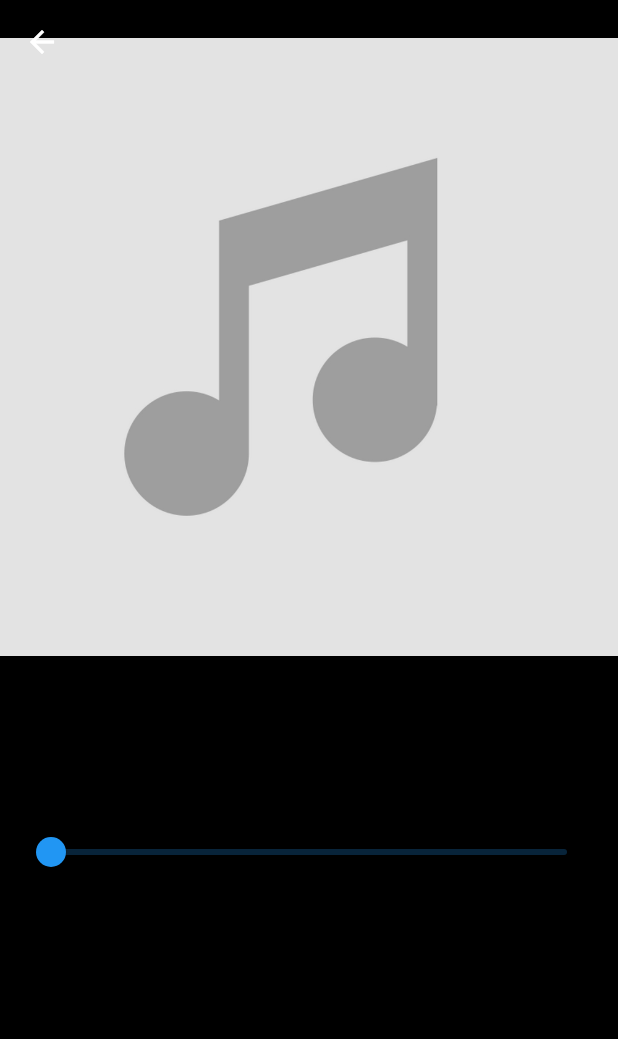
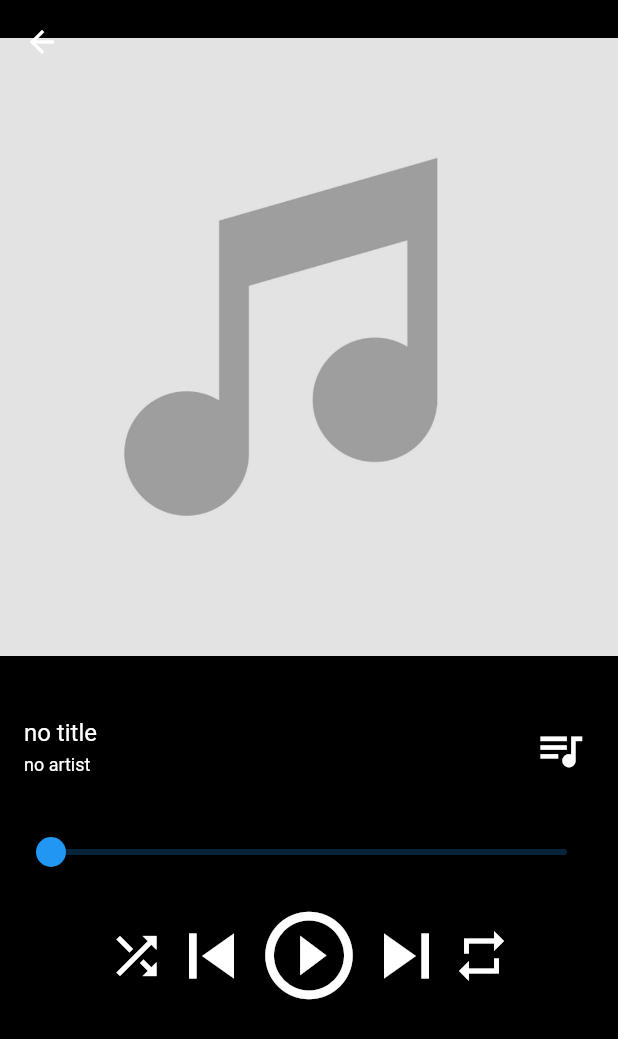
Before and after one commit to labtecs/FlyMusic, a Flutter app: the screen it shows after launch, in the side drawer, after a tap on "Aktuelle Wiedergabe", on a phone screen of 412 x 824 dp. Shown: the top 1039 px of the screen. Run offline on Flutter 3.47's test engine with Material 2 defaults, Android fonts, the phone set to English and light mode, and no system bars; our stand-ins replace audioplayers, floor, fluttertoast, permission_handler, sqflite; missing offline and left inert: crclib, dart_tags, folder_picker; accounts and stored records are empty; generated files the repository leaves out were written again.

Commit message:
Theme.dart

```diff
--- a/lib/screens/player/player_screen.dart
+++ b/lib/screens/player/player_screen.dart
@@ -38,19 +38,19 @@ class _PlayerScreenState extends State<PlayerScreen> {
           ListTile(
             title: Text(MusicQueue.instance.currentSong?.title ?? "no title",
               style: TextStyle(
-              //color: Colors.white,
+              color: Colors.white,
               fontSize: 16,
             ),),
             subtitle: Text(MusicQueue.instance.currentSong?.artist ?? "no artist",
               style: TextStyle(
               fontSize: 12,
-              //color: Colors.white,
+              color: Colors.white,
             ),),
             trailing: IconButton(
               icon: new Icon(
                 Icons.queue_music,
                 size: 35,
-                //color: Colors.white,
+                color: Colors.white,
             ),
               onPressed: () {
                 Navigator.push(context,
@@ -76,7 +76,7 @@ class _PlayerScreenState extends State<PlayerScreen> {
             children: <Widget>[
               InkWell(
                 child: Container(
-                  child: Icon(Icons.shuffle, size: 40,/*color: Colors.white*/),
+                  child: Icon(Icons.shuffle, size: 40,color: Colors.white),
                 ),
                 onTap: (){
                   shuffle();
@@ -87,7 +87,7 @@ class _PlayerScreenState extends State<PlayerScreen> {
                 child: Container(
                     child: Icon(Icons.skip_previous,
                         size: 60,
-                        //color: Colors.white
+                        color: Colors.white
                     ),
                 ),
               ),
@@ -96,7 +96,7 @@ class _PlayerScreenState extends State<PlayerScreen> {
                   play();
                 },
                 child: Icon(getPlayIcon(), size: 70,
-                    //color: Colors.white
+                    color: Colors.white
                 ),
               ),
               InkWell(
@@ -104,7 +104,7 @@ class _PlayerScreenState extends State<PlayerScreen> {
                   next();
                 },
                 child: Icon(Icons.skip_next, size: 60,
-                    //color: Colors.white
+                    color: Colors.white
                 ),
               ),
 
@@ -113,7 +113,7 @@ class _PlayerScreenState extends State<PlayerScreen> {
                   repeat();
                 },
                 child: Icon(Icons.repeat, size: 40,
-                    //color: Colors.white
+                    color: Colors.white
                 ),
               )
             ],
--- a/lib/util/themes.dart
+++ b/lib/util/themes.dart
@@ -1,18 +1,22 @@
 import 'package:flutter/material.dart';
 
 ThemeData basicTheme() {
-  TextTheme _basicTextTeme(TextTheme base) {
+  TextTheme _basicTextTheme(TextTheme base) {
     return base.copyWith(
       headline: base.headline.copyWith(
         fontFamily: 'MerriWeather',
         fontSize: 20.0,
         color: Colors.white,
-      )
+      ),
+      display1: base.title.copyWith(
+        fontFamily: 'asdf',
+        color: Colors.white,
+      ),
     );
   }
   final ThemeData base=ThemeData.light();
   return base.copyWith(
-    textTheme: _basicTextTeme(base.textTheme),
+    textTheme: _basicTextTheme(base.textTheme),
     primaryColor: Color.fromARGB(255, 47 , 114, 222),
   );
 }
```
